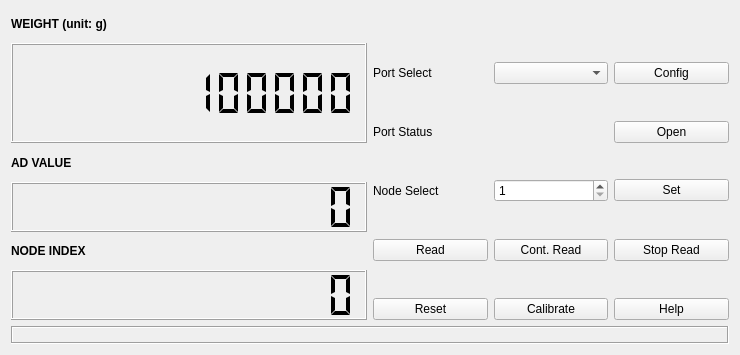
Above: src/weight_ctrl_dlg.ui from hoolheart/weighting_ctrl before the change. Below: the same form after it.
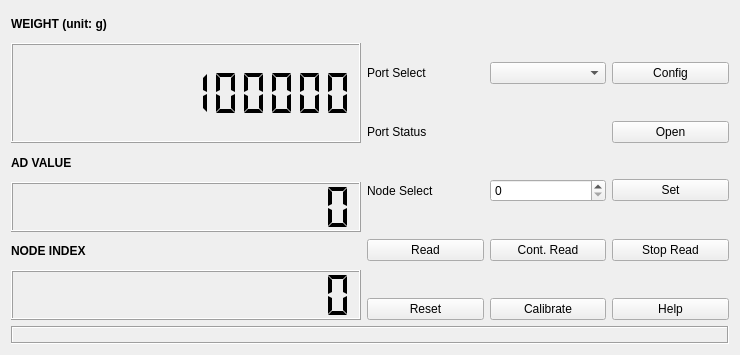
That is the form after the change. Icons and pictures are not drawn. Custom widgets are drawn as their Qt base class.

Patch:
```diff
--- a/src/weight_ctrl_dlg.ui
+++ b/src/weight_ctrl_dlg.ui
@@ -138,7 +138,7 @@
         </widget>
        </item>
        <item>
-        <layout class="QGridLayout" name="gridLayout">
+        <layout class="QGridLayout" name="gridLayout" columnstretch="1,1,1">
          <item row="9" column="1">
           <widget class="QPushButton" name="btnCalibrate">
            <property name="text">
@@ -204,6 +204,12 @@
          </item>
          <item row="3" column="1">
           <widget class="ColorLED" name="ledPort" native="true">
+           <property name="sizePolicy">
+            <sizepolicy hsizetype="Minimum" vsizetype="Fixed">
+             <horstretch>0</horstretch>
+             <verstretch>0</verstretch>
+            </sizepolicy>
+           </property>
            <property name="maximumSize">
             <size>
              <width>16777215</width>
@@ -303,15 +309,25 @@
           </spacer>
          </item>
          <item row="1" column="1">
-          <widget class="QComboBox" name="comboPort"/>
+          <widget class="QComboBox" name="comboPort">
+           <property name="sizePolicy">
+            <sizepolicy hsizetype="Minimum" vsizetype="Fixed">
+             <horstretch>0</horstretch>
+             <verstretch>0</verstretch>
+            </sizepolicy>
+           </property>
+           <property name="sizeAdjustPolicy">
+            <enum>QComboBox::AdjustToMinimumContentsLength</enum>
+           </property>
+          </widget>
          </item>
          <item row="5" column="1">
           <widget class="QSpinBox" name="spinNode">
            <property name="minimum">
-            <number>1</number>
+            <number>0</number>
            </property>
            <property name="maximum">
-            <number>254</number>
+            <number>255</number>
            </property>
           </widget>
          </item>
```
